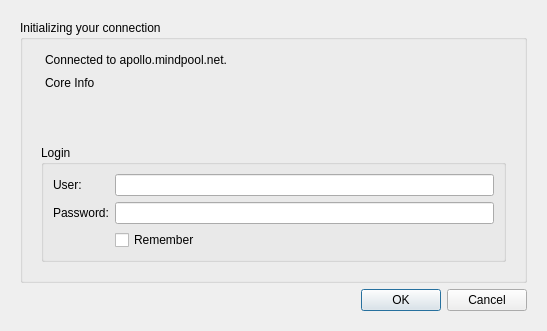
Before: the Qt Designer form src/qtui/ui/coreconnectdlg.ui in quassel/quassel, drawn with Qt 5.
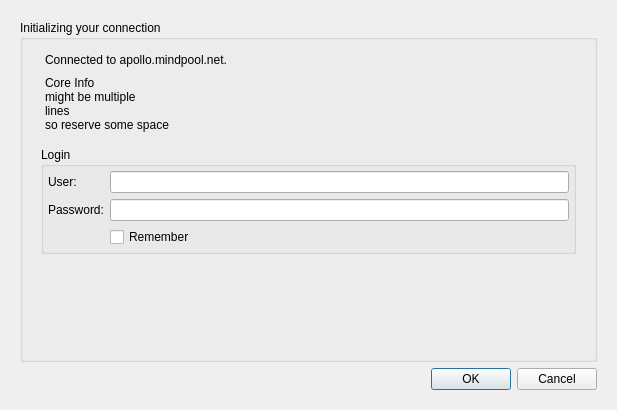
After: the same form once the commit is applied. Icons and pictures are not drawn.

Commit message: Trying to fix some CoreConnectDlg layout issues...

What changed in the file:
```diff
--- a/src/qtui/ui/coreconnectdlg.ui
+++ b/src/qtui/ui/coreconnectdlg.ui
@@ -5,19 +5,14 @@
    <rect>
     <x>0</x>
     <y>0</y>
-    <width>493</width>
-    <height>331</height>
+    <width>617</width>
+    <height>410</height>
    </rect>
   </property>
   <property name="windowTitle" >
    <string>Connect to Quassel Core</string>
   </property>
-  <layout class="QVBoxLayout" >
-   <item>
-    <layout class="QVBoxLayout" >
-     <property name="spacing" >
-      <number>0</number>
-     </property>
+  <layout class="QHBoxLayout" >
      <item>
       <widget class="QStackedWidget" name="stackedWidget" >
        <property name="currentIndex" >
@@ -118,8 +113,6 @@
            <property name="title" >
             <string>Initializing your connection</string>
            </property>
-           <layout class="QHBoxLayout" >
-            <item>
              <layout class="QVBoxLayout" >
               <item>
                <layout class="QGridLayout" >
@@ -162,7 +155,10 @@
                 <item row="1" column="1" colspan="2" >
                  <widget class="QLabel" name="coreInfoLabel" >
                   <property name="text" >
-                   <string>Core Info</string>
+               <string>Core Info
+might be multiple
+lines
+so reserve some space</string>
                   </property>
                   <property name="alignment" >
                    <set>Qt::AlignLeading|Qt::AlignLeft|Qt::AlignTop</set>
@@ -174,19 +170,6 @@
                 </item>
                </layout>
               </item>
-              <item>
-               <spacer>
-                <property name="orientation" >
-                 <enum>Qt::Vertical</enum>
-                </property>
-                <property name="sizeHint" >
-                 <size>
-                  <width>20</width>
-                  <height>40</height>
-                 </size>
-                </property>
-               </spacer>
-              </item>
               <item>
                <widget class="QStackedWidget" name="loginStack" >
                 <property name="currentIndex" >
@@ -195,58 +178,54 @@
                 <widget class="QWidget" name="loginCredentialsPage" >
                  <layout class="QVBoxLayout" >
                   <item>
-                   <layout class="QVBoxLayout" >
-                    <item>
-                     <spacer>
-                      <property name="orientation" >
-                       <enum>Qt::Vertical</enum>
-                      </property>
-                      <property name="sizeHint" >
-                       <size>
-                        <width>20</width>
-                        <height>40</height>
-                       </size>
-                      </property>
-                     </spacer>
-                    </item>
-                    <item>
                      <widget class="QGroupBox" name="loginGroup" >
                       <property name="title" >
                        <string>Login</string>
                       </property>
-                      <layout class="QGridLayout" >
+                <layout class="QVBoxLayout" >
                        <property name="leftMargin" >
-                        <number>9</number>
-                       </property>
-                       <item row="1" column="0" >
+                  <number>4</number>
+                 </property>
+                 <property name="topMargin" >
+                  <number>4</number>
+                 </property>
+                 <property name="rightMargin" >
+                  <number>4</number>
+                 </property>
+                 <property name="bottomMargin" >
+                  <number>4</number>
+                 </property>
+                 <item>
+                  <layout class="QGridLayout" >
+                   <item row="0" column="0" >
                         <widget class="QLabel" name="label_2" >
                          <property name="text" >
                           <string>User:</string>
                          </property>
                         </widget>
                        </item>
-                       <item row="1" column="1" >
+                   <item row="0" column="1" >
                         <widget class="QLineEdit" name="user" >
                          <property name="text" >
                           <string/>
                          </property>
                         </widget>
                        </item>
-                       <item row="2" column="0" >
+                   <item row="1" column="0" >
                         <widget class="QLabel" name="label_3" >
                          <property name="text" >
                           <string>Password:</string>
                          </property>
                         </widget>
                        </item>
-                       <item row="2" column="1" >
+                   <item row="1" column="1" >
                         <widget class="QLineEdit" name="password" >
                          <property name="echoMode" >
                           <enum>QLineEdit::Password</enum>
                          </property>
                         </widget>
                        </item>
-                       <item row="3" column="1" >
+                   <item row="2" column="1" >
                         <widget class="QCheckBox" name="rememberPasswd" >
                          <property name="text" >
                           <string>Remember</string>
@@ -254,9 +233,22 @@
                         </widget>
                        </item>
                       </layout>
-                     </widget>
-                    </item>
-                   </layout>
+                 </item>
+                </layout>
+               </widget>
+              </item>
+              <item>
+               <spacer>
+                <property name="orientation" >
+                 <enum>Qt::Vertical</enum>
+                </property>
+                <property name="sizeHint" >
+                 <size>
+                  <width>20</width>
+                  <height>40</height>
+                 </size>
+                </property>
+               </spacer>
                   </item>
                  </layout>
                 </widget>
@@ -353,8 +345,6 @@
                </widget>
               </item>
              </layout>
-            </item>
-           </layout>
           </widget>
          </item>
          <item>
@@ -504,8 +494,6 @@
         </layout>
        </widget>
       </widget>
-     </item>
-    </layout>
    </item>
   </layout>
  </widget>
```
Left out of the diff: 39 changed lines with no effect on the pictures. Lines whose indentation alone changed are shown as unchanged.
